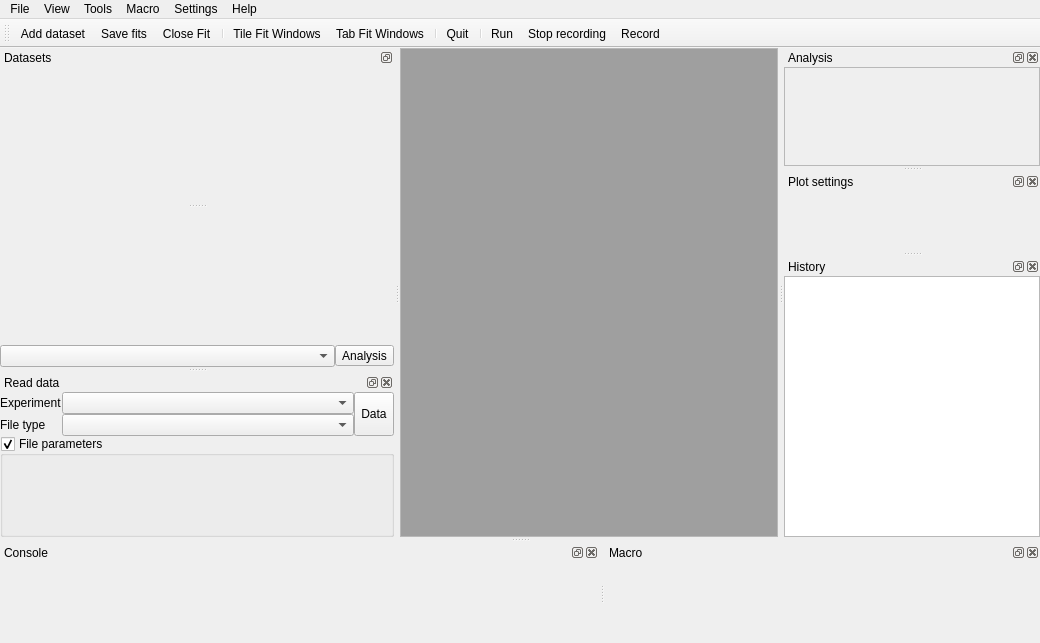
First picture: the form in chisurf/gui/gui.ui, repository Fluorescence-Tools/chisurf, before the edit.
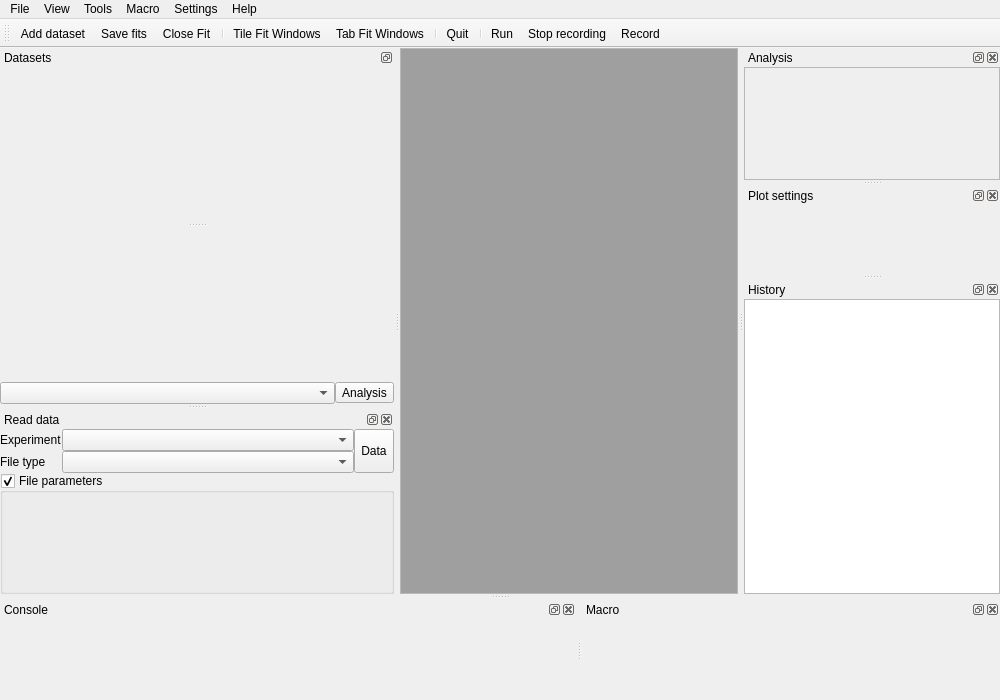
Second picture: the form after the edit. Icons and pictures are not drawn.

What changed in the file:
```diff
--- a/chisurf/gui/gui.ui
+++ b/chisurf/gui/gui.ui
@@ -6,8 +6,8 @@
    <rect>
     <x>0</x>
     <y>0</y>
-    <width>1040</width>
-    <height>643</height>
+    <width>1000</width>
+    <height>700</height>
    </rect>
   </property>
   <property name="focusPolicy">
@@ -138,7 +138,7 @@
           <x>0</x>
           <y>0</y>
           <width>254</width>
-          <height>98</height>
+          <height>112</height>
          </rect>
         </property>
         <property name="sizePolicy">
@@ -251,7 +251,7 @@
     <rect>
      <x>0</x>
      <y>0</y>
-     <width>1040</width>
+     <width>1000</width>
      <height>24</height>
     </rect>
    </property>
@@ -623,7 +623,7 @@
        <property name="orientation">
         <enum>Qt::Vertical</enum>
        </property>
-       <widget class="QWidget" name="">
+       <widget class="QWidget" name="layoutWidget">
         <layout class="QVBoxLayout" name="verticalLayout_8">
          <property name="spacing">
           <number>0</number>
```
